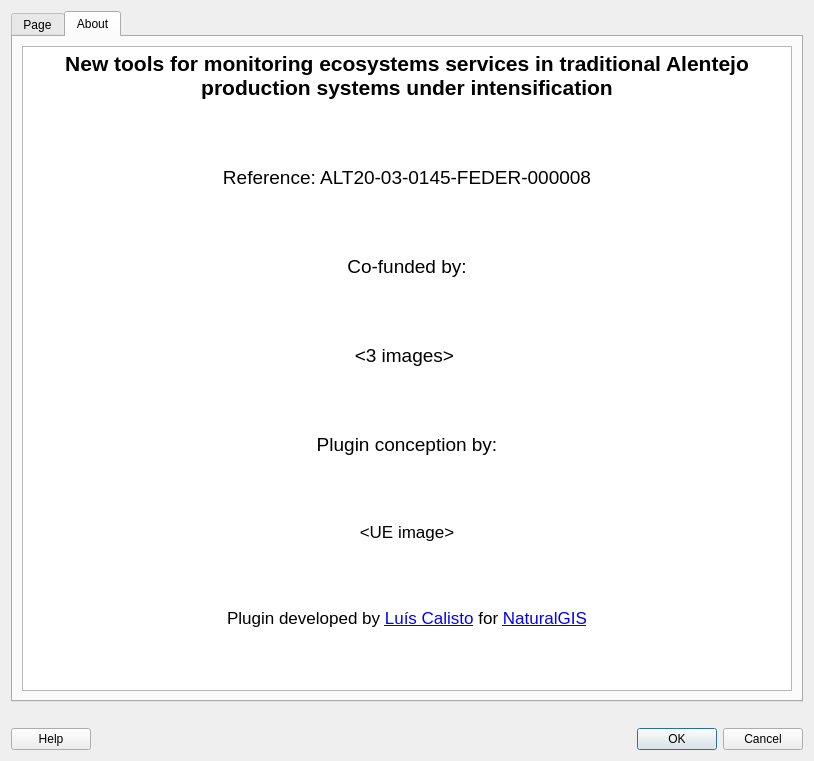
Above: mapping_ecosystem_services_dialog_base.ui from NaturalGIS/mapping_ecosystem_services before the change. Below: the same form after it.
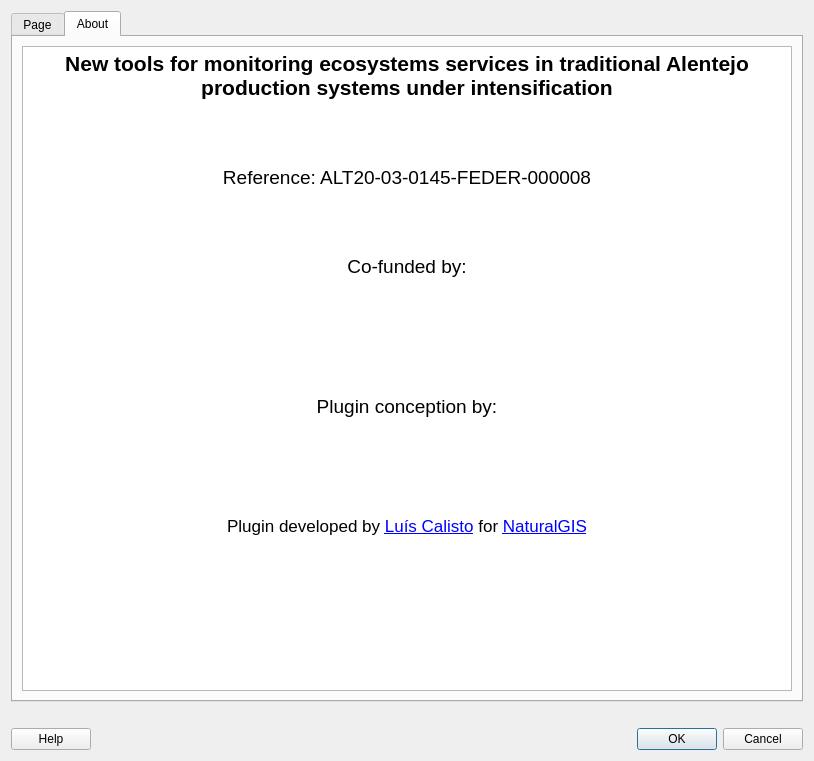
That is the form after the change. The open tabs and pages were chosen to show the change. Icons and pictures are not drawn.

Commit message: improved layout. Added images in about page

```diff
--- a/mapping_ecosystem_services_dialog_base.ui
+++ b/mapping_ecosystem_services_dialog_base.ui
@@ -267,13 +267,12 @@
 &lt;p align=&quot;center&quot; style=&quot; margin-top:12px; margin-bottom:12px; margin-left:0px; margin-right:0px; -qt-block-indent:0; text-indent:0px;&quot;&gt;&lt;span style=&quot; font-size:14pt;&quot;&gt;&lt;br /&gt;&lt;/span&gt;&lt;/p&gt;
 &lt;p align=&quot;center&quot; style=&quot; margin-top:12px; margin-bottom:12px; margin-left:0px; margin-right:0px; -qt-block-indent:0; text-indent:0px;&quot;&gt;&lt;span style=&quot; font-family:'Open Sans,Lucida Grande,Lucida Sans Unicode,Arial,Helvetica,Verdana,sans-serif'; font-size:14pt; color:#000000; background-color:#ffffff;&quot;&gt;Reference: ALT20-03-0145-FEDER-000008&lt;/span&gt;&lt;/p&gt;
 &lt;p align=&quot;center&quot; style=&quot; margin-top:12px; margin-bottom:12px; margin-left:0px; margin-right:0px; -qt-block-indent:0; text-indent:0px;&quot;&gt;&lt;span style=&quot; font-size:14pt;&quot;&gt;&lt;br /&gt;&lt;/span&gt;&lt;/p&gt;
-&lt;p align=&quot;center&quot; style=&quot; margin-top:12px; margin-bottom:12px; margin-left:0px; margin-right:0px; -qt-block-indent:0; text-indent:0px;&quot;&gt;&lt;span style=&quot; font-family:'Open Sans,Lucida Grande,Lucida Sans Unicode,Arial,Helvetica,Verdana,sans-serif'; font-size:14pt; color:#000000; background-color:#ffffff;&quot;&gt;Co-funded by:&lt;/span&gt;&lt;/p&gt;
-&lt;p align=&quot;center&quot; style=&quot; margin-top:12px; margin-bottom:12px; margin-left:0px; margin-right:0px; -qt-block-indent:0; text-indent:0px;&quot;&gt;&lt;span style=&quot; font-size:14pt;&quot;&gt;&lt;br /&gt;&lt;/span&gt;&lt;/p&gt;
-&lt;p align=&quot;center&quot; style=&quot; margin-top:12px; margin-bottom:12px; margin-left:0px; margin-right:0px; -qt-block-indent:0; text-indent:0px;&quot;&gt;&lt;span style=&quot; font-size:14pt;&quot;&gt;&amp;lt;3 images&amp;gt; &lt;/span&gt;&lt;/p&gt;
-&lt;p align=&quot;center&quot; style=&quot; margin-top:12px; margin-bottom:12px; margin-left:0px; margin-right:0px; -qt-block-indent:0; text-indent:0px;&quot;&gt;&lt;span style=&quot; font-size:14pt;&quot;&gt;&lt;br /&gt;&lt;/span&gt;&lt;/p&gt;
+&lt;p align=&quot;center&quot; style=&quot; margin-top:12px; margin-bottom:12px; margin-left:0px; margin-right:0px; -qt-block-indent:0; text-indent:0px;&quot;&gt;&lt;span style=&quot; font-family:'Open Sans,Lucida Grande,Lucida Sans Unicode,Arial,Helvetica,Verdana,sans-serif'; font-size:14pt; color:#000000; background-color:#ffffff;&quot;&gt;Co-funded by:&lt;/span&gt;&lt;span style=&quot; font-size:14pt;&quot;&gt;&lt;br /&gt;&lt;/span&gt;&lt;/p&gt;
+&lt;p align=&quot;center&quot; style=&quot; margin-top:12px; margin-bottom:12px; margin-left:0px; margin-right:0px; -qt-block-indent:0; text-indent:0px;&quot;&gt;&lt;img src=&quot;:/plugins/mapping_ecosystem_services/img/2020.jpeg&quot; width=&quot;150&quot; /&gt; &lt;img src=&quot;:/plugins/mapping_ecosystem_services/img/alentejo2020.jpeg&quot; width=&quot;150&quot; /&gt; &lt;img src=&quot;:/plugins/mapping_ecosystem_services/img/eu.jpeg&quot; width=&quot;150&quot; /&gt;&lt;span style=&quot; font-size:14pt;&quot;&gt;&lt;br /&gt;&lt;/span&gt;&lt;/p&gt;
+&lt;p align=&quot;center&quot; style=&quot;-qt-paragraph-type:empty; margin-top:12px; margin-bottom:12px; margin-left:0px; margin-right:0px; -qt-block-indent:0; text-indent:0px;&quot;&gt;&lt;br /&gt;&lt;/p&gt;
 &lt;p align=&quot;center&quot; style=&quot; margin-top:12px; margin-bottom:12px; margin-left:0px; margin-right:0px; -qt-block-indent:0; text-indent:0px;&quot;&gt;&lt;span style=&quot; font-family:'Open Sans,Lucida Grande,Lucida Sans Unicode,Arial,Helvetica,Verdana,sans-serif'; font-size:14pt; color:#000000; background-color:#ffffff;&quot;&gt;Plugin conception by:&lt;/span&gt;&lt;/p&gt;
-&lt;p align=&quot;center&quot; style=&quot; margin-top:12px; margin-bottom:12px; margin-left:0px; margin-right:0px; -qt-block-indent:0; text-indent:0px;&quot;&gt;&lt;span style=&quot; font-size:14pt;&quot;&gt;&lt;br /&gt;&lt;/span&gt;&lt;/p&gt;
-&lt;p align=&quot;center&quot; style=&quot; margin-top:12px; margin-bottom:12px; margin-left:0px; margin-right:0px; -qt-block-indent:0; text-indent:0px;&quot;&gt;&amp;lt;UE image&amp;gt;&lt;/p&gt;
+&lt;p align=&quot;center&quot; style=&quot;-qt-paragraph-type:empty; margin-top:12px; margin-bottom:12px; margin-left:0px; margin-right:0px; -qt-block-indent:0; text-indent:0px;&quot;&gt;&lt;br /&gt;&lt;/p&gt;
+&lt;p align=&quot;center&quot; style=&quot; margin-top:12px; margin-bottom:12px; margin-left:0px; margin-right:0px; -qt-block-indent:0; text-indent:0px;&quot;&gt;&lt;img src=&quot;:/plugins/mapping_ecosystem_services/img/uevora.jpeg&quot; width=&quot;200&quot; /&gt;&lt;/p&gt;
 &lt;p align=&quot;center&quot; style=&quot; margin-top:12px; margin-bottom:12px; margin-left:0px; margin-right:0px; -qt-block-indent:0; text-indent:0px;&quot;&gt;&lt;span style=&quot; font-size:14pt;&quot;&gt;&lt;br /&gt;&lt;/span&gt;&lt;/p&gt;
 &lt;p align=&quot;center&quot; style=&quot; margin-top:12px; margin-bottom:12px; margin-left:0px; margin-right:0px; -qt-block-indent:0; text-indent:0px;&quot;&gt;&lt;span style=&quot; font-family:'Open Sans,Lucida Grande,Lucida Sans Unicode,Arial,Helvetica,Verdana,sans-serif'; color:#000000; background-color:#ffffff;&quot;&gt;Plugin developed by &lt;/span&gt;&lt;a href=&quot;https://github.com/lcalisto&quot;&gt;&lt;span style=&quot; text-decoration: underline; color:#0000ff;&quot;&gt;Luís Calisto&lt;/span&gt;&lt;/a&gt;&lt;span style=&quot; font-family:'Open Sans,Lucida Grande,Lucida Sans Unicode,Arial,Helvetica,Verdana,sans-serif'; color:#000000; background-color:#ffffff;&quot;&gt; for &lt;/span&gt;&lt;a href=&quot;https://www.naturalgis.pt&quot;&gt;&lt;span style=&quot; text-decoration: underline; color:#0000ff;&quot;&gt;NaturalGIS&lt;/span&gt;&lt;/a&gt;&lt;/p&gt;
 &lt;p style=&quot; margin-top:12px; margin-bottom:12px; margin-left:0px; margin-right:0px; -qt-block-indent:0; text-indent:0px;&quot;&gt;&lt;span style=&quot; font-size:14pt;&quot;&gt;&lt;br /&gt;&lt;/span&gt;&lt;/p&gt;&lt;/body&gt;&lt;/html&gt;</string>
```
The commit also changes 4 other files.
